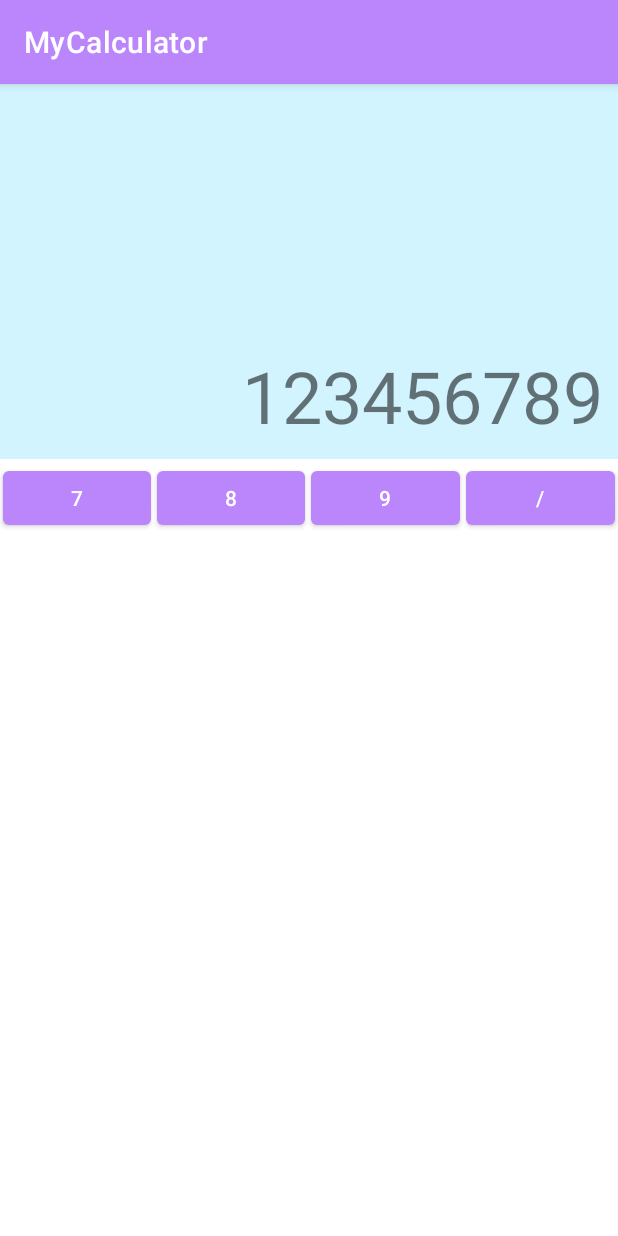
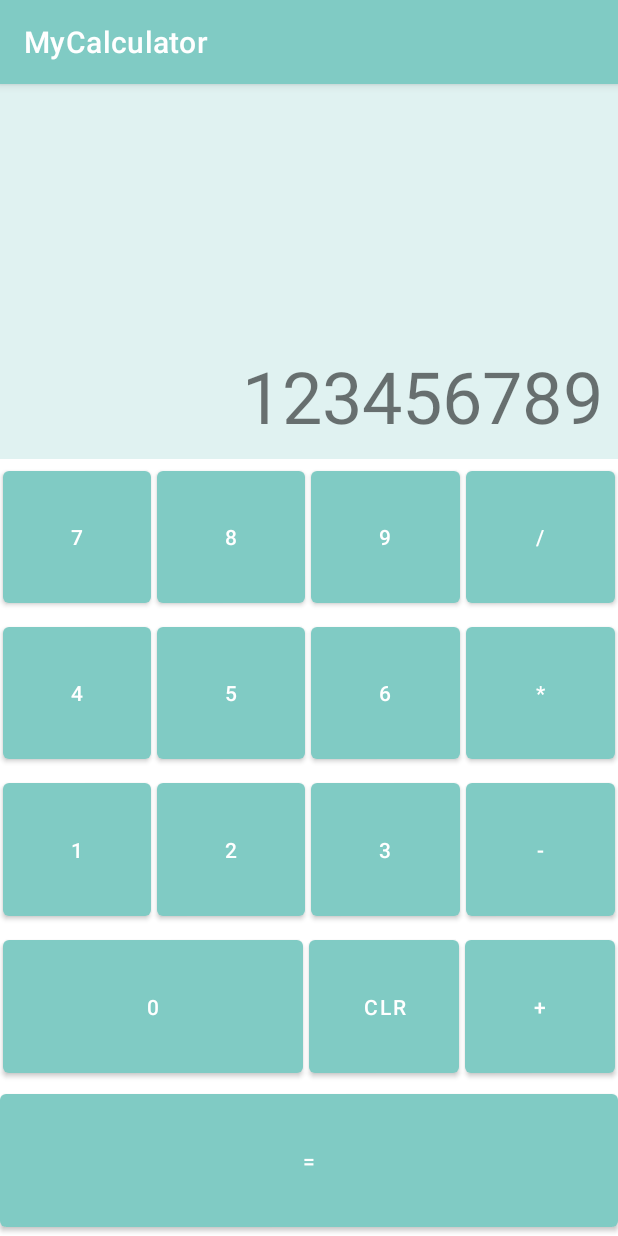
Before and after one commit to ts3083/MyCalculator, an Android app: the screen it shows after launch (MainActivity), on a phone screen of 412 x 824 dp. Run offline under Robolectric (Android 15) with nearby library versions, the phone set to English and light mode, and no system bars.

Commit message:
ui 구현 완료

```diff
--- a/app/src/main/res/layout/activity_main.xml
+++ b/app/src/main/res/layout/activity_main.xml
@@ -18,10 +18,12 @@
         android:gravity="end|bottom"
         />
 
+
     <LinearLayout
         android:layout_width="match_parent"
         android:layout_height="wrap_content"
         android:orientation="horizontal"
+        android:layout_weight="1"
         >
         <Button
             android:id="@+id/btnseven"
@@ -59,7 +61,139 @@
             android:onClick="onDigit"
             android:layout_margin="2dp"
             tools:ignore="UsingOnClickInXml" />
-
     </LinearLayout>
 
+    <LinearLayout
+        android:layout_width="match_parent"
+        android:layout_height="wrap_content"
+        android:orientation="horizontal"
+        android:layout_weight="1"
+        >
+        <Button
+            android:id="@+id/btnfour"
+            android:layout_width="0dp"
+            android:layout_height="match_parent"
+            android:layout_weight="1"
+            android:text="@string/_4"
+            android:onClick="onDigit"
+            android:layout_margin="2dp"
+            tools:ignore="UsingOnClickInXml" />
+        <Button
+            android:id="@+id/btnfive"
+            android:layout_width="0dp"
+            android:layout_height="match_parent"
+            android:layout_weight="1"
+            android:text="@string/_5"
+            android:onClick="onDigit"
+            android:layout_margin="2dp"
+            tools:ignore="UsingOnClickInXml" />
+        <Button
+            android:id="@+id/btnsix"
+            android:layout_width="0dp"
+            android:layout_height="match_parent"
+            android:layout_weight="1"
+            android:text="@string/_6"
+            android:onClick="onDigit"
+            android:layout_margin="2dp"
+            tools:ignore="UsingOnClickInXml" />
+        <Button
+            android:id="@+id/btnmultiple"
+            android:layout_width="0dp"
+            android:layout_height="match_parent"
+            android:layout_weight="1"
+            android:text="@string/multi"
+            android:onClick="onDigit"
+            android:layout_margin="2dp"
+            tools:ignore="UsingOnClickInXml" />
+    </LinearLayout>
+
+    <LinearLayout
+        android:layout_width="match_parent"
+        android:layout_height="wrap_content"
+        android:orientation="horizontal"
+        android:layout_weight="1"
+        >
+        <Button
+            android:id="@+id/btnone"
+            android:layout_width="0dp"
+            android:layout_height="match_parent"
+            android:layout_weight="1"
+            android:text="@string/_1"
+            android:onClick="onDigit"
+            android:layout_margin="2dp"
+            tools:ignore="UsingOnClickInXml" />
+        <Button
+            android:id="@+id/btntwo"
+            android:layout_width="0dp"
+            android:layout_height="match_parent"
+            android:layout_weight="1"
+            android:text="@string/_2"
+            android:onClick="onDigit"
+            android:layout_margin="2dp"
+            tools:ignore="UsingOnClickInXml" />
+        <Button
+            android:id="@+id/btnthree"
+            android:layout_width="0dp"
+            android:layout_height="match_parent"
+            android:layout_weight="1"
+            android:text="@string/_3"
+            android:onClick="onDigit"
+            android:layout_margin="2dp"
+            tools:ignore="UsingOnClickInXml" />
+        <Button
+            android:id="@+id/btnsub"
+            android:layout_width="0dp"
+            android:layout_height="match_parent"
+            android:layout_weight="1"
+            android:text="@string/sub"
+            android:onClick="onDigit"
+            android:layout_margin="2dp"
+            tools:ignore="UsingOnClickInXml" />
+    </LinearLayout>
+
+    <LinearLayout
+        android:layout_width="match_parent"
+        android:layout_height="wrap_content"
+        android:orientation="horizontal"
+        android:layout_weight="1"
+        >
+
+        <Button
+            android:id="@+id/btnzero"
+            android:layout_width="0dp"
+            android:layout_height="match_parent"
+            android:layout_weight="2"
+            android:text="@string/_0"
+            android:onClick="onDigit"
+            android:layout_margin="2dp"
+            tools:ignore="UsingOnClickInXml" />
+        <Button
+            android:id="@+id/btnCLR"
+            android:layout_width="0dp"
+            android:layout_height="match_parent"
+            android:layout_weight="1"
+            android:text="@string/clr"
+            android:onClick="onDigit"
+            android:layout_margin="2dp"
+            tools:ignore="UsingOnClickInXml" />
+        <Button
+            android:id="@+id/btnplus"
+            android:layout_width="0dp"
+            android:layout_height="match_parent"
+            android:layout_weight="1"
+            android:text="@string/plus"
+            android:onClick="onDigit"
+            android:layout_margin="2dp"
+            tools:ignore="UsingOnClickInXml" />
+    </LinearLayout>
+
+    <Button
+        android:layout_width="match_parent"
+        android:layout_height="wrap_content"
+        android:id="@+id/btnequal"
+        android:onClick="onDigit"
+        tools:ignore="UsingOnClickInXml"
+        android:text="@string/equl"
+        android:layout_weight="1"/>
+
 </LinearLayout>
--- a/app/src/main/res/values/colors.xml
+++ b/app/src/main/res/values/colors.xml
@@ -7,5 +7,5 @@
     <color name="teal_700">#FF018786</color>
     <color name="black">#FF000000</color>
     <color name="white">#FFFFFFFF</color>
-    <color name="MainColor">#d1f4ff</color>
+    <color name="MainColor">#e0f2f1</color>
 </resources>
--- a/app/src/main/res/values/strings.xml
+++ b/app/src/main/res/values/strings.xml
@@ -5,4 +5,16 @@
     <string name="_8">8</string>
     <string name="_9">9</string>
     <string name="divv">/</string>
+    <string name="_4">4</string>
+    <string name="_5">5</string>
+    <string name="_6">6</string>
+    <string name="multi">*</string>
+    <string name="_1">1</string>
+    <string name="_2">2</string>
+    <string name="_3">3</string>
+    <string name="sub">-</string>
+    <string name="_0">0</string>
+    <string name="clr">CLR</string>
+    <string name="plus">+</string>
+    <string name="equl">=</string>
 </resources>
--- a/app/src/main/res/values/themes.xml
+++ b/app/src/main/res/values/themes.xml
@@ -2,8 +2,8 @@
     <!-- Base application theme. -->
     <style name="Theme.MyCalculator" parent="Theme.MaterialComponents.DayNight.DarkActionBar">
         <!-- Primary brand color. -->
-        <item name="colorPrimary">@color/purple_200</item>
-        <item name="colorPrimaryVariant">@color/purple_700</item>
+        <item name="colorPrimary">#80cbc4</item>
+        <item name="colorPrimaryVariant">#80cbc4</item>
         <item name="colorOnPrimary">@color/white</item>
         <!-- Secondary brand color. -->
         <item name="colorSecondary">@color/teal_200</item>
```
